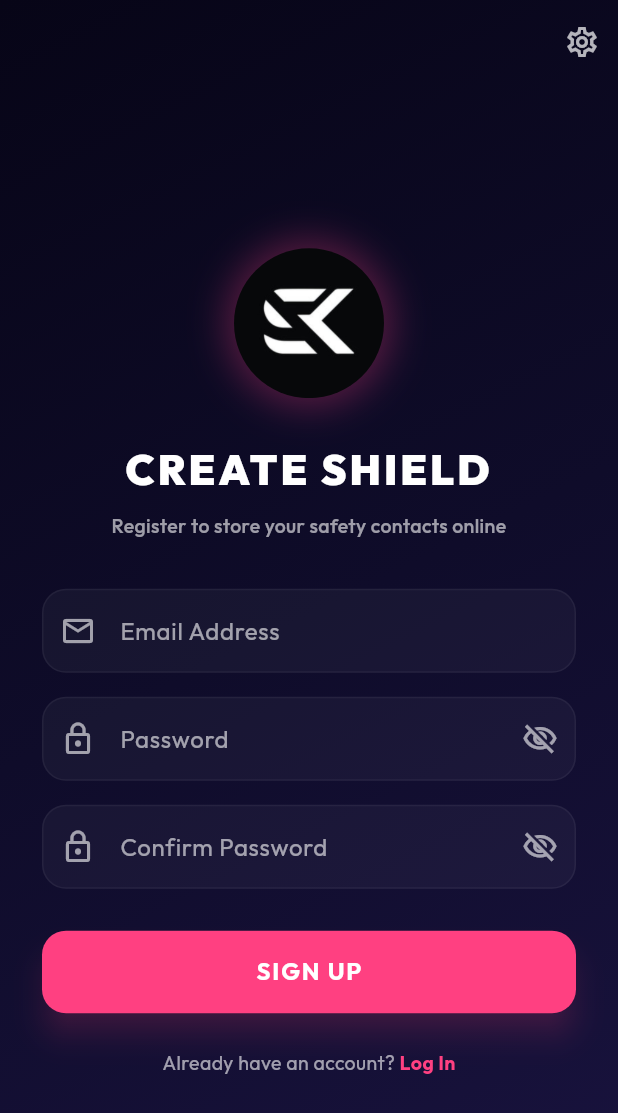
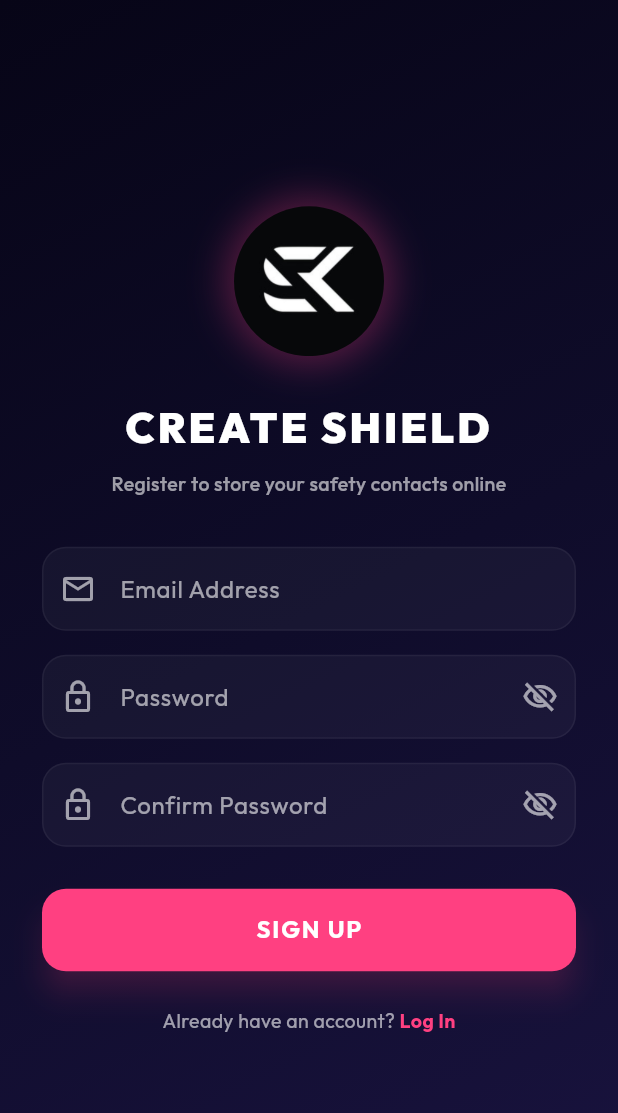
Before and after one commit to Vaishnavi2005-14/SAFETYAPP-FRONTED, a Flutter app: the screen it shows after launch, after a tap on "Sign Up", on a phone screen of 412 x 824 dp. Shown: the top 1113 px of the screen. Run offline on Flutter 3.47's test engine with Material 3 defaults, Android fonts, the phone set to English and light mode, and no system bars; our stand-ins replace audioplayers, geolocator, google_fonts, permission_handler, sensors_plus, shared_preferences; network calls fail.

Commit message:
Hardcode Railway URL as default api url, remove manual settings dialog, configure default MONGO_URI fallback

```diff
--- a/lib/main.dart
+++ b/lib/main.dart
@@ -10,9 +10,7 @@ import 'screens/signup_screen.dart';
 import 'screens/forgot_password_screen.dart';
 import 'services/api_service.dart';
 
-void main() async {
-  WidgetsFlutterBinding.ensureInitialized();
-  await ApiService.init();
+void main() {
   runApp(const SafeHerApp());
 }
 
--- a/lib/screens/login_screen.dart
+++ b/lib/screens/login_screen.dart
@@ -136,17 +136,6 @@ class _LoginScreenState extends State<LoginScreen> {
   @override
   Widget build(BuildContext context) {
     return Scaffold(
-      appBar: AppBar(
-        backgroundColor: Colors.transparent,
-        elevation: 0,
-        actions: [
-          IconButton(
-            icon: const Icon(Icons.settings_outlined, color: Colors.white70),
-            onPressed: () => _showServerSettingsDialog(context),
-          ),
-        ],
-      ),
-      extendBodyBehindAppBar: true,
       body: Container(
         decoration: const BoxDecoration(
           gradient: LinearGradient(
--- a/lib/screens/signup_screen.dart
+++ b/lib/screens/signup_screen.dart
@@ -140,17 +140,6 @@ class _SignupScreenState extends State<SignupScreen> {
   @override
   Widget build(BuildContext context) {
     return Scaffold(
-      appBar: AppBar(
-        backgroundColor: Colors.transparent,
-        elevation: 0,
-        actions: [
-          IconButton(
-            icon: const Icon(Icons.settings_outlined, color: Colors.white70),
-            onPressed: () => _showServerSettingsDialog(context),
-          ),
-        ],
-      ),
-      extendBodyBehindAppBar: true,
       body: Container(
         decoration: const BoxDecoration(
           gradient: LinearGradient(
--- a/lib/services/api_service.dart
+++ b/lib/services/api_service.dart
@@ -3,26 +3,7 @@ import 'package:http/http.dart' as http;
 import 'package:shared_preferences/shared_preferences.dart';
 
 class ApiService {
-  static String baseUrl = 'https://safetyapp-backend-production.up.railway.app/api';
-
-  static Future<void> init() async {
-    final prefs = await SharedPreferences.getInstance();
-    baseUrl = prefs.getString('custom_server_url') ?? 'https://safetyapp-backend-production.up.railway.app/api';
-  }
-
-  static Future<void> updateBaseUrl(String newUrl) async {
-    String formattedUrl = newUrl.trim();
-    if (!formattedUrl.endsWith('/api') && !formattedUrl.endsWith('/api/')) {
-      if (formattedUrl.endsWith('/')) {
-        formattedUrl = '${formattedUrl}api';
-      } else {
-        formattedUrl = '$formattedUrl/api';
-      }
-    }
-    final prefs = await SharedPreferences.getInstance();
-    await prefs.setString('custom_server_url', formattedUrl);
-    baseUrl = formattedUrl;
-  }
+  static const String baseUrl = 'https://safetyapp-backend-production.up.railway.app/api';
 
   static Future<String?> getToken() async {
     final prefs = await SharedPreferences.getInstance();
```
